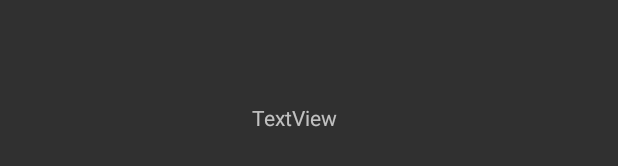
After one commit to itsNand0/ApostamosApp, an Android app: the layout activity_nueva_apuesta.xml on its own in the app's theme, with its tools: preview values and no code run, on a phone screen of 412 x 824 dp. The commit adds this screen. Shown: the part 327-493 px from the top of the screen. Run offline under Robolectric (Android 15) with nearby library versions, the phone set to English and light mode, and no system bars.

Commit message:
se agrega un activity nuevo

```diff
--- a/app/src/main/java/com/example/apostamos/EsplistView.java
+++ b/app/src/main/java/com/example/apostamos/EsplistView.java
@@ -24,6 +24,7 @@ public class EsplistView extends BaseExpandableListAdapter {
 
     @Override
     public int getGroupCount() {
+
         return listCategoria.size();
     }
 
--- /dev/null
+++ b/app/src/main/res/layout/activity_nueva_apuesta.xml
@@ -0,0 +1,24 @@
+<?xml version="1.0" encoding="utf-8"?>
+<androidx.constraintlayout.widget.ConstraintLayout xmlns:android="http://schemas.android.com/apk/res/android"
+    xmlns:app="http://schemas.android.com/apk/res-auto"
+    xmlns:tools="http://schemas.android.com/tools"
+    android:layout_width="match_parent"
+    android:layout_height="match_parent"
+    tools:context=".NuevaApuesta">
+
+    <TextView
+        android:id="@+id/tv_algo"
+        android:layout_width="wrap_content"
+        android:layout_height="wrap_content"
+        android:layout_marginStart="166dp"
+        android:layout_marginLeft="166dp"
+        android:layout_marginTop="240dp"
+        android:layout_marginEnd="186dp"
+        android:layout_marginRight="186dp"
+        android:layout_marginBottom="472dp"
+        android:text="TextView"
+        app:layout_constraintBottom_toBottomOf="parent"
+        app:layout_constraintEnd_toEndOf="parent"
+        app:layout_constraintStart_toStartOf="parent"
+        app:layout_constraintTop_toTopOf="parent" />
+</androidx.constraintlayout.widget.ConstraintLayout>
```
Also changed, not shown: app/src/main/AndroidManifest.xml (+4 -4 lines), app/src/main/java/com/example/apostamos/MenuPrincipal.java (+12 -7 lines), app/src/main/java/com/example/apostamos/NuevaApuesta.java (added, +19 -0 lines).
